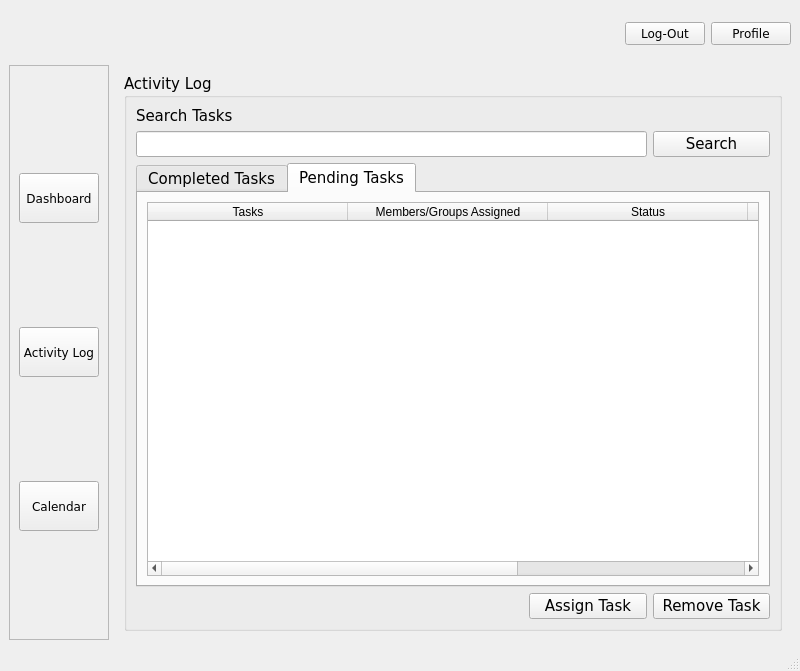
This is CLOCKWORK_SEMESTER/dashboard_manager_updated.ui in AmielJohnPadasay/ClockWork as Qt 5 draws it before an edit. The edited form follows.
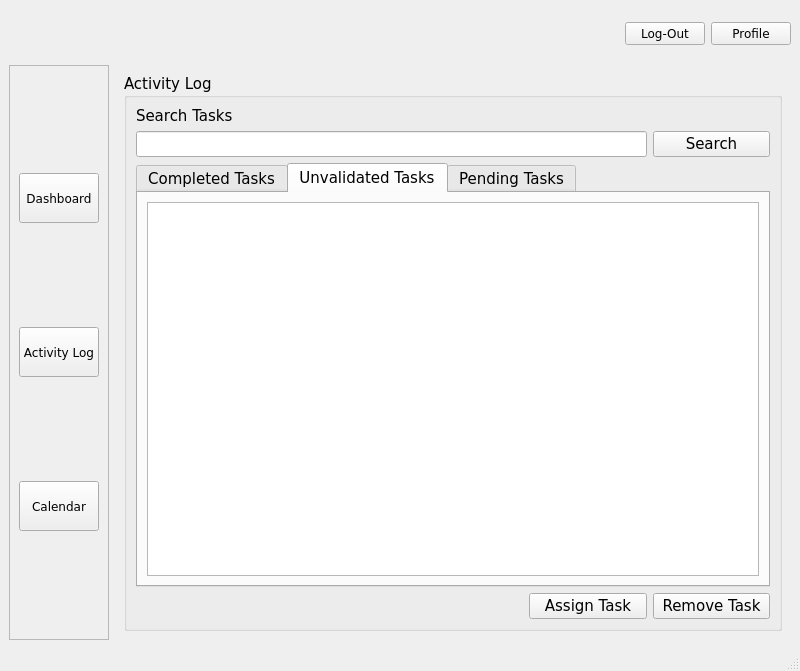
This is the edited form. The open tabs and pages were chosen to show the change. Icons and pictures are not drawn.

Commit message: added unvalidated task table

What changed in the file:
```diff
--- a/CLOCKWORK_SEMESTER/dashboard_manager_updated.ui
+++ b/CLOCKWORK_SEMESTER/dashboard_manager_updated.ui
@@ -385,6 +385,35 @@
                </item>
               </layout>
              </widget>
+             <widget class="QWidget" name="tab_3">
+              <attribute name="title">
+               <string>Unvalidated Tasks</string>
+              </attribute>
+              <layout class="QGridLayout" name="gridLayout">
+               <item row="0" column="0">
+                <widget class="QTableWidget" name="unvalid_tasks_table">
+                 <property name="horizontalScrollMode">
+                  <enum>QAbstractItemView::ScrollMode::ScrollPerPixel</enum>
+                 </property>
+                 <property name="rowCount">
+                  <number>0</number>
+                 </property>
+                 <attribute name="horizontalHeaderCascadingSectionResizes">
+                  <bool>true</bool>
+                 </attribute>
+                 <attribute name="horizontalHeaderDefaultSectionSize">
+                  <number>200</number>
+                 </attribute>
+                 <attribute name="horizontalHeaderStretchLastSection">
+                  <bool>true</bool>
+                 </attribute>
+                 <attribute name="verticalHeaderDefaultSectionSize">
+                  <number>50</number>
+                 </attribute>
+                </widget>
+               </item>
+              </layout>
+             </widget>
              <widget class="QWidget" name="tab_2">
               <attribute name="title">
                <string>Pending Tasks</string>
```
Left out of the diff: 2 changed lines with no effect on the pictures. The commit also changes 2 other files.
